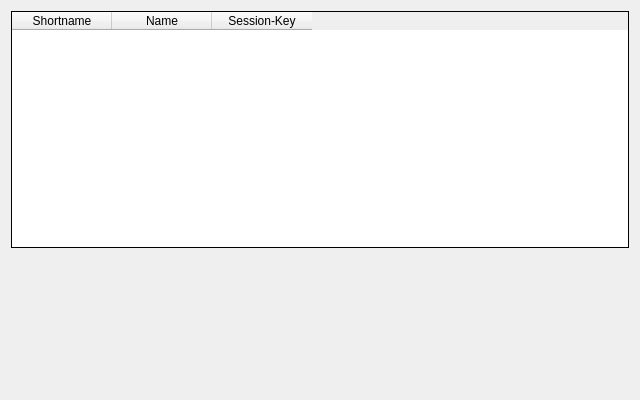
thm-projects/arsnova-overlay, file src/ui/sessionwidget.ui: the form before one commit.
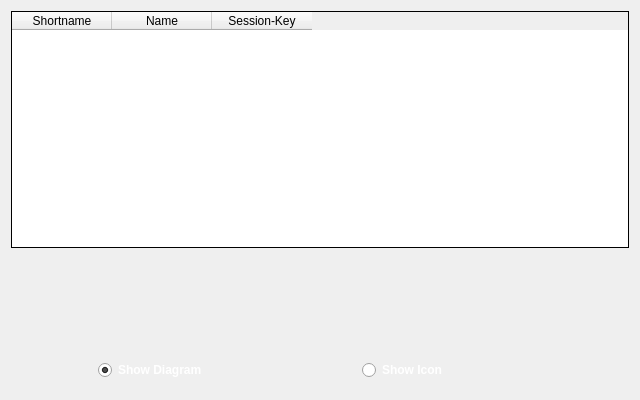
The form after the commit. Icons and pictures are not drawn. Custom widgets are drawn as their Qt base class.

Commit message: Make OverlayWidget view type selectable from main window

The edit to the form file:
```diff
--- a/src/ui/sessionwidget.ui
+++ b/src/ui/sessionwidget.ui
@@ -35,9 +35,7 @@
       <string notr="true">background: url(:/images/images/background.png);</string>
      </property>
      <layout class="QGridLayout" name="gridLayout_2">
-      <item row="0" column="0">
-       <layout class="QVBoxLayout" name="verticalLayout">
-        <item>
+      <item row="1" column="2">
          <spacer name="verticalSpacer">
           <property name="orientation">
            <enum>Qt::Vertical</enum>
@@ -45,16 +43,13 @@
           <property name="sizeHint" stdset="0">
            <size>
             <width>20</width>
-            <height>4</height>
+          <height>1</height>
            </size>
           </property>
          </spacer>
         </item>
-        <item>
+      <item row="2" column="2">
          <layout class="QHBoxLayout" name="horizontalLayout">
-          <property name="spacing">
-           <number>0</number>
-          </property>
           <item>
            <spacer name="horizontalSpacer">
             <property name="orientation">
@@ -69,7 +64,9 @@
            </spacer>
           </item>
           <item>
-           <widget class="BarDiagramWidget" name="bardiagramwidget">
+         <layout class="QVBoxLayout" name="verticalLayout">
+          <item>
+           <widget class="BarDiagramWidget" name="bardiagramwidget" native="true">
             <property name="sizePolicy">
              <sizepolicy hsizetype="Fixed" vsizetype="Fixed">
               <horstretch>0</horstretch>
@@ -91,6 +88,58 @@
            </widget>
           </item>
           <item>
+           <widget class="QRadioButton" name="diagramRadioButton">
+            <property name="palette">
+             <palette>
+              <active>
+               <colorrole role="WindowText">
+                <brush brushstyle="SolidPattern">
+                 <color alpha="255">
+                  <red>255</red>
+                  <green>255</green>
+                  <blue>255</blue>
+                 </color>
+                </brush>
+               </colorrole>
+              </active>
+              <inactive>
+               <colorrole role="WindowText">
+                <brush brushstyle="SolidPattern">
+                 <color alpha="255">
+                  <red>255</red>
+                  <green>255</green>
+                  <blue>255</blue>
+                 </color>
+                </brush>
+               </colorrole>
+              </inactive>
+              <disabled>
+               <colorrole role="WindowText">
+                <brush brushstyle="SolidPattern">
+                 <color alpha="255">
+                  <red>123</red>
+                  <green>121</green>
+                  <blue>119</blue>
+                 </color>
+                </brush>
+               </colorrole>
+              </disabled>
+             </palette>
+            </property>
+            <property name="styleSheet">
+             <string notr="true">font-weight: bold;</string>
+            </property>
+            <property name="text">
+             <string>Show Diagram</string>
+            </property>
+            <property name="checked">
+             <bool>true</bool>
+            </property>
+           </widget>
+          </item>
+         </layout>
+        </item>
+        <item>
            <spacer name="horizontalSpacer_2">
             <property name="orientation">
              <enum>Qt::Horizontal</enum>
@@ -104,7 +153,9 @@
            </spacer>
           </item>
           <item>
-           <widget class="LogoDiagramWidget" name="logodiagramwidget">
+         <layout class="QVBoxLayout" name="verticalLayout_2">
+          <item>
+           <widget class="LogoDiagramWidget" name="logodiagramwidget" native="true">
             <property name="minimumSize">
              <size>
               <width>180</width>
@@ -118,6 +169,55 @@
              </size>
             </property>
            </widget>
+          </item>
+          <item>
+           <widget class="QRadioButton" name="iconRadioButton">
+            <property name="palette">
+             <palette>
+              <active>
+               <colorrole role="WindowText">
+                <brush brushstyle="SolidPattern">
+                 <color alpha="255">
+                  <red>255</red>
+                  <green>255</green>
+                  <blue>255</blue>
+                 </color>
+                </brush>
+               </colorrole>
+              </active>
+              <inactive>
+               <colorrole role="WindowText">
+                <brush brushstyle="SolidPattern">
+                 <color alpha="255">
+                  <red>255</red>
+                  <green>255</green>
+                  <blue>255</blue>
+                 </color>
+                </brush>
+               </colorrole>
+              </inactive>
+              <disabled>
+               <colorrole role="WindowText">
+                <brush brushstyle="SolidPattern">
+                 <color alpha="255">
+                  <red>123</red>
+                  <green>121</green>
+                  <blue>119</blue>
+                 </color>
+                </brush>
+               </colorrole>
+              </disabled>
+             </palette>
+            </property>
+            <property name="styleSheet">
+             <string notr="true">font-weight: bold;</string>
+            </property>
+            <property name="text">
+             <string>Show Icon</string>
+            </property>
+           </widget>
+          </item>
+         </layout>
           </item>
           <item>
            <spacer name="horizontalSpacer_3">
@@ -134,7 +234,7 @@
           </item>
          </layout>
         </item>
-        <item>
+      <item row="3" column="2">
          <spacer name="verticalSpacer_2">
           <property name="orientation">
            <enum>Qt::Vertical</enum>
@@ -142,12 +242,10 @@
           <property name="sizeHint" stdset="0">
            <size>
             <width>20</width>
-            <height>4</height>
+          <height>125</height>
            </size>
           </property>
          </spacer>
-        </item>
-       </layout>
       </item>
      </layout>
     </widget>
```
Lines whose indentation alone changed are shown as unchanged. The commit also changes 6 other files.
